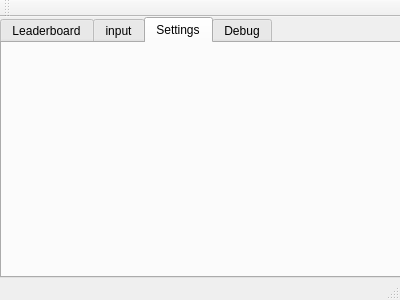
Before: the Qt Designer form CatanScoreboard/mainwindow.ui in cdwijs/CatanScoreboard, drawn with Qt 5.
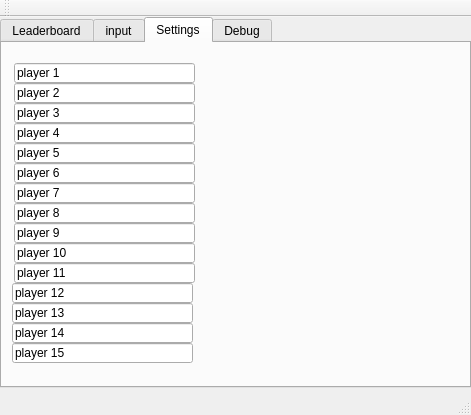
After: the same form once the commit is applied. The open tabs and pages were chosen to show the change.

What changed in the file:
```diff
--- a/CatanScoreboard/mainwindow.ui
+++ b/CatanScoreboard/mainwindow.ui
@@ -6,8 +6,8 @@
    <rect>
     <x>0</x>
     <y>0</y>
-    <width>400</width>
-    <height>300</height>
+    <width>471</width>
+    <height>415</height>
    </rect>
   </property>
   <property name="windowTitle">
@@ -19,13 +19,25 @@
      <rect>
       <x>0</x>
       <y>0</y>
-      <width>401</width>
-      <height>261</height>
+      <width>471</width>
+      <height>371</height>
      </rect>
     </property>
+    <property name="sizePolicy">
+     <sizepolicy hsizetype="Expanding" vsizetype="Expanding">
+      <horstretch>0</horstretch>
+      <verstretch>0</verstretch>
+     </sizepolicy>
+    </property>
     <property name="currentIndex">
      <number>1</number>
     </property>
+    <property name="iconSize">
+     <size>
+      <width>16</width>
+      <height>16</height>
+     </size>
+    </property>
     <widget class="QWidget" name="tab">
      <attribute name="title">
       <string>Leaderboard</string>
@@ -332,6 +344,201 @@
      <attribute name="title">
       <string>Settings</string>
      </attribute>
+     <widget class="QLineEdit" name="lineEdit">
+      <property name="geometry">
+       <rect>
+        <x>12</x>
+        <y>20</y>
+        <width>181</width>
+        <height>20</height>
+       </rect>
+      </property>
+      <property name="text">
+       <string>player 1</string>
+      </property>
+     </widget>
+     <widget class="QLineEdit" name="lineEdit_2">
+      <property name="geometry">
+       <rect>
+        <x>12</x>
+        <y>40</y>
+        <width>181</width>
+        <height>20</height>
+       </rect>
+      </property>
+      <property name="text">
+       <string>player 2</string>
+      </property>
+     </widget>
+     <widget class="QLineEdit" name="lineEdit_3">
+      <property name="geometry">
+       <rect>
+        <x>12</x>
+        <y>60</y>
+        <width>181</width>
+        <height>20</height>
+       </rect>
+      </property>
+      <property name="text">
+       <string>player 3</string>
+      </property>
+     </widget>
+     <widget class="QLineEdit" name="lineEdit_4">
+      <property name="geometry">
+       <rect>
+        <x>12</x>
+        <y>80</y>
+        <width>181</width>
+        <height>20</height>
+       </rect>
+      </property>
+      <property name="text">
+       <string>player 4</string>
+      </property>
+     </widget>
+     <widget class="QLineEdit" name="lineEdit_5">
+      <property name="geometry">
+       <rect>
+        <x>12</x>
+        <y>100</y>
+        <width>181</width>
+        <height>20</height>
+       </rect>
+      </property>
+      <property name="text">
+       <string>player 5</string>
+      </property>
+     </widget>
+     <widget class="QLineEdit" name="lineEdit_6">
+      <property name="geometry">
+       <rect>
+        <x>12</x>
+        <y>120</y>
+        <width>181</width>
+        <height>20</height>
+       </rect>
+      </property>
+      <property name="text">
+       <string>player 6</string>
+      </property>
+     </widget>
+     <widget class="QLineEdit" name="lineEdit_7">
+      <property name="geometry">
+       <rect>
+        <x>12</x>
+        <y>140</y>
+        <width>181</width>
+        <height>20</height>
+       </rect>
+      </property>
+      <property name="text">
+       <string>player 7</string>
+      </property>
+     </widget>
+     <widget class="QLineEdit" name="lineEdit_8">
+      <property name="geometry">
+       <rect>
+        <x>12</x>
+        <y>160</y>
+        <width>181</width>
+        <height>20</height>
+       </rect>
+      </property>
+      <property name="text">
+       <string>player 8</string>
+      </property>
+     </widget>
+     <widget class="QLineEdit" name="lineEdit_9">
+      <property name="geometry">
+       <rect>
+        <x>12</x>
+        <y>180</y>
+        <width>181</width>
+        <height>20</height>
+       </rect>
+      </property>
+      <property name="text">
+       <string>player 9</string>
+      </property>
+     </widget>
+     <widget class="QLineEdit" name="lineEdit_10">
+      <property name="geometry">
+       <rect>
+        <x>12</x>
+        <y>200</y>
+        <width>181</width>
+        <height>20</height>
+       </rect>
+      </property>
+      <property name="text">
+       <string>player 10</string>
+      </property>
+     </widget>
+     <widget class="QLineEdit" name="lineEdit_11">
+      <property name="geometry">
+       <rect>
+        <x>12</x>
+        <y>220</y>
+        <width>181</width>
+        <height>20</height>
+       </rect>
+      </property>
+      <property name="text">
+       <string>player 11</string>
+      </property>
+     </widget>
+     <widget class="QLineEdit" name="lineEdit_12">
+      <property name="geometry">
+       <rect>
+        <x>10</x>
+        <y>240</y>
+        <width>181</width>
+        <height>20</height>
+       </rect>
+      </property>
+      <property name="text">
+       <string>player 12</string>
+      </property>
+     </widget>
+     <widget class="QLineEdit" name="lineEdit_13">
+      <property name="geometry">
+       <rect>
+        <x>10</x>
+        <y>260</y>
+        <width>181</width>
+        <height>20</height>
+       </rect>
+      </property>
+      <property name="text">
+       <string>player 13</string>
+      </property>
+     </widget>
+     <widget class="QLineEdit" name="lineEdit_14">
+      <property name="geometry">
+       <rect>
+        <x>10</x>
+        <y>280</y>
+        <width>181</width>
+        <height>20</height>
+       </rect>
+      </property>
+      <property name="text">
+       <string>player 14</string>
+      </property>
+     </widget>
+     <widget class="QLineEdit" name="lineEdit_15">
+      <property name="geometry">
+       <rect>
+        <x>10</x>
+        <y>300</y>
+        <width>181</width>
+        <height>20</height>
+       </rect>
+      </property>
+      <property name="text">
+       <string>player 15</string>
+      </property>
+     </widget>
     </widget>
     <widget class="QWidget" name="Debug">
      <attribute name="title">
```
Left out of the diff: 169 changed lines with no effect on the pictures.
